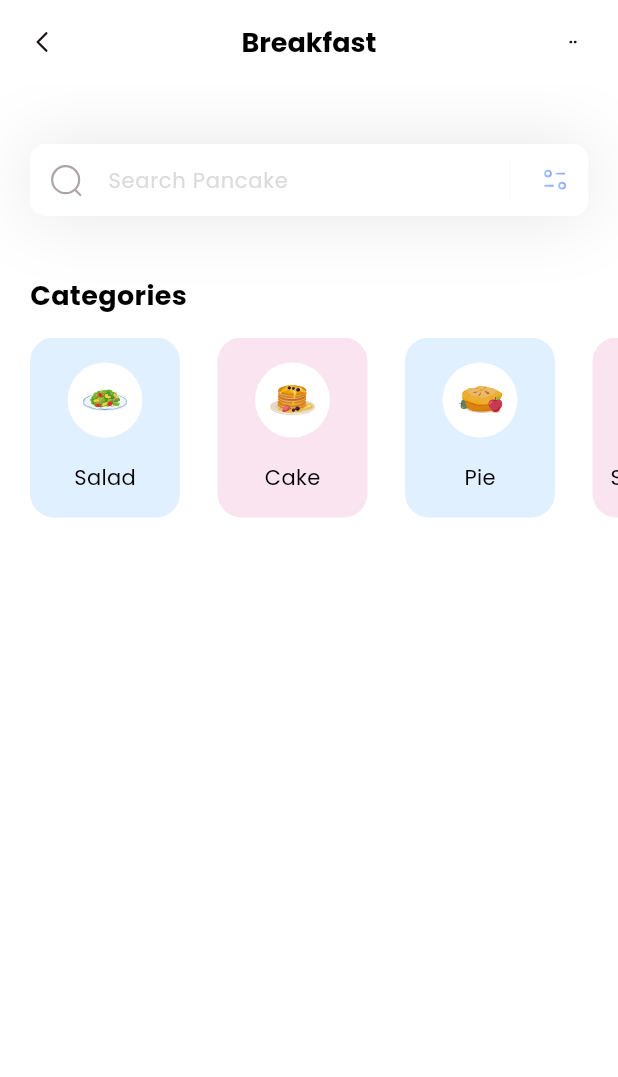
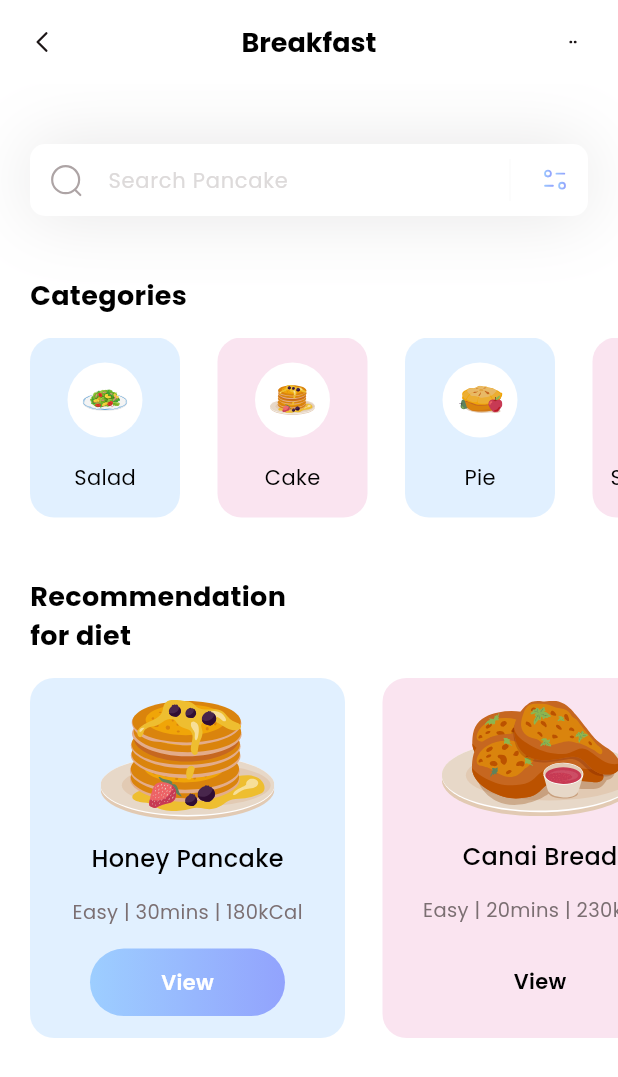
Before and after one commit to Albertomomu/fitness, a Flutter app: the screen it shows after launch, on a phone screen of 412 x 824 dp. Shown: the top 1077 px of the screen. Run offline on Flutter 3.47's test engine with Material 3 defaults, Android fonts, the phone set to English and light mode, and no system bars; our stand-ins replace flutter_svg.

Commit message:
feat: recommendations done

```diff
--- /dev/null
+++ b/lib/models/diet_model.dart
@@ -0,0 +1,51 @@
+import 'package:flutter/material.dart';
+
+class DietModel {
+  String name;
+  String iconPath;
+  String level;
+  String duration;
+  String calorie;
+  Color boxColor;
+  bool viewIsSelected;
+
+  DietModel({
+    required this.name,
+    required this.iconPath,
+    required this.level,
+    required this.duration,
+    required this.calorie,
+    required this.boxColor,
+    required this.viewIsSelected
+  });
+
+  static List < DietModel > getDiets() {
+    List < DietModel > diets = [];
+
+    diets.add(
+      DietModel(
+       name: 'Honey Pancake',
+       iconPath: 'assets/icons/honey-pancakes.svg',
+       level: 'Easy',
+       duration: '30mins',
+       calorie: '180kCal',
+       viewIsSelected: true,
+       boxColor: Color(0xff9DCEFF)
+      )
+    );
+
+    diets.add(
+      DietModel(
+       name: 'Canai Bread',
+       iconPath: 'assets/icons/canai-bread.svg',
+       level: 'Easy',
+       duration: '20mins',
+       calorie: '230kCal',
+       viewIsSelected: false,
+       boxColor: Color(0xffEEA4CE)
+      )
+    );
+
+    return diets;
+  }
+}
--- a/lib/pages/home.dart
+++ b/lib/pages/home.dart
@@ -1,19 +1,26 @@
 import 'package:flutter/material.dart';
 import 'package:flutter_svg/flutter_svg.dart';
 import 'package:fitness/models/category_model.dart';
+import 'package:fitness/models/diet_model.dart';
 
 class HomePage extends StatelessWidget {
   HomePage({super.key});
 
   List<CategoryModel> categories = [];
+  List<DietModel> diets = [];
 
   void _getCategories() {
     categories = CategoryModel.getCategories();
   }
 
+  void _getDiets() {
+    diets = DietModel.getDiets();
+  }
+
   @override
   Widget build(BuildContext context) {
     _getCategories();
+    _getDiets();
     return Scaffold(
       appBar: appBar(),
       backgroundColor: Colors.white,
@@ -23,8 +30,96 @@ class HomePage extends StatelessWidget {
           _searchField(),
           SizedBox(height: 40),
           _categoriesSection(),
+          SizedBox(height: 40),
+          _recommedationDietSection()
         ]
       )
+    );
+  }
+
+  Column _recommedationDietSection() {
+    return Column(
+      crossAxisAlignment: CrossAxisAlignment.start,
+      children: [
+        Padding(
+          padding: EdgeInsets.only(left: 20),
+          child: Text('Recommendation\nfor diet',
+            style: TextStyle(
+              color: Colors.black,
+              fontSize: 18,
+              fontWeight: FontWeight.bold
+            ),
+          ),
+        ),
+        SizedBox(height: 15),
+        Container(
+          height: 240,
+          child: ListView.separated(
+            scrollDirection: Axis.horizontal,
+            padding: EdgeInsets.only(left: 20, right: 20),
+            itemCount: diets.length,
+            separatorBuilder: (context, index) => SizedBox(width: 25),
+            itemBuilder: (context, index) {
+              return Container(
+                width: 210,
+                decoration: BoxDecoration(
+                  color: diets[index].boxColor.withOpacity(0.3),
+                  borderRadius: BorderRadius.circular(16),
+                ),
+                child: Column(
+                  mainAxisAlignment: MainAxisAlignment.spaceEvenly,
+                  children: [
+                    Container(
+                      child: SvgPicture.asset(
+                        diets[index].iconPath,
+                      ),
+                    ),
+                    Text(
+                      diets[index].name,
+                      style: TextStyle(
+                        color: Colors.black,
+                        fontSize: 16,
+                        fontWeight: FontWeight.w500
+                      ),
+                    ),
+                    Text(
+                      diets[index].level + ' | ' + diets[index].duration + ' | ' + diets[index].calorie,
+                      style: const TextStyle(
+                        color: Color(0xff7B6F72),
+                        fontSize: 13,
+                        fontWeight: FontWeight.w400
+                      ),
+                    ),
+                    Container(
+                      height: 45,
+                      width: 130,
+                      child: Center(
+                        child: Text(
+                          'View',
+                          style: TextStyle(
+                            color: diets[index].viewIsSelected ? Colors.white : Colors.black,
+                            fontSize: 14,
+                            fontWeight: FontWeight.w600
+                          ),
+                        ),
+                      ),
+                      decoration: BoxDecoration(
+                        gradient: LinearGradient(
+                          colors: [
+                            diets[index].viewIsSelected ? const Color(0xff9DCEFF) : Colors.transparent,
+                            diets[index].viewIsSelected ? const Color(0xff92A3FD) : Colors.transparent
+                          ]
+                        ),
+                        borderRadius: BorderRadius.circular(50)
+                      ),
+                    )
+                  ]
+                ),
+              );
+            }
+          ),
+        )
+      ]
     );
   }
 
```
Also changed, not shown: assets/icons/canai-bread.svg (added), assets/icons/honey-pancakes.svg (added).
